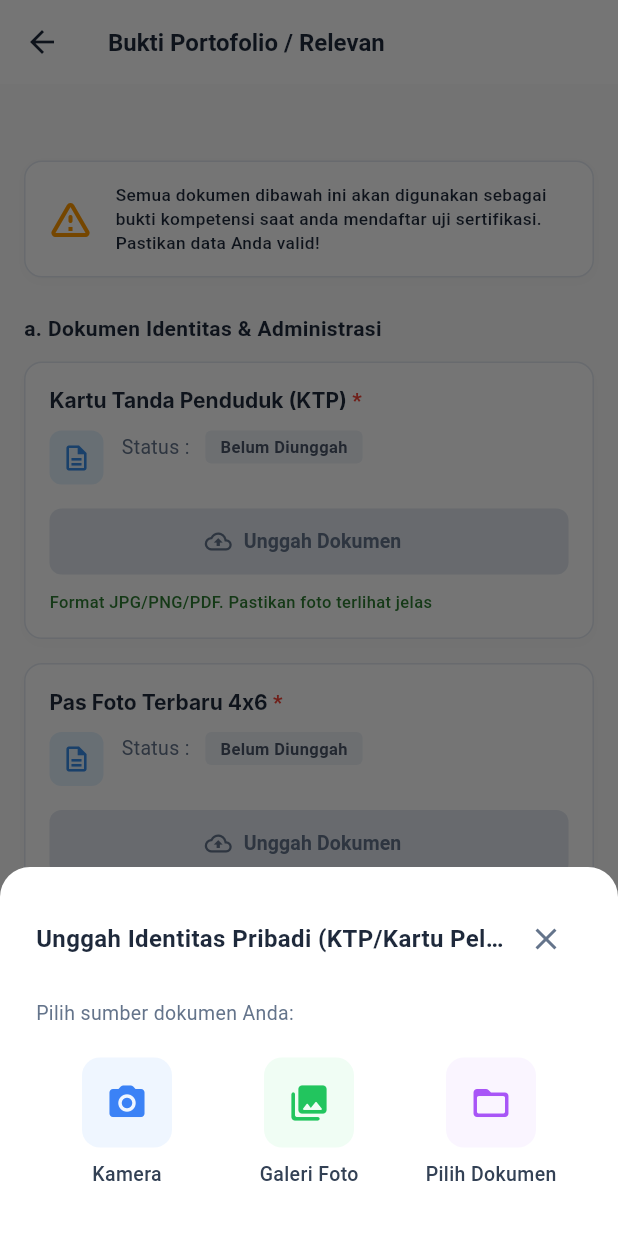
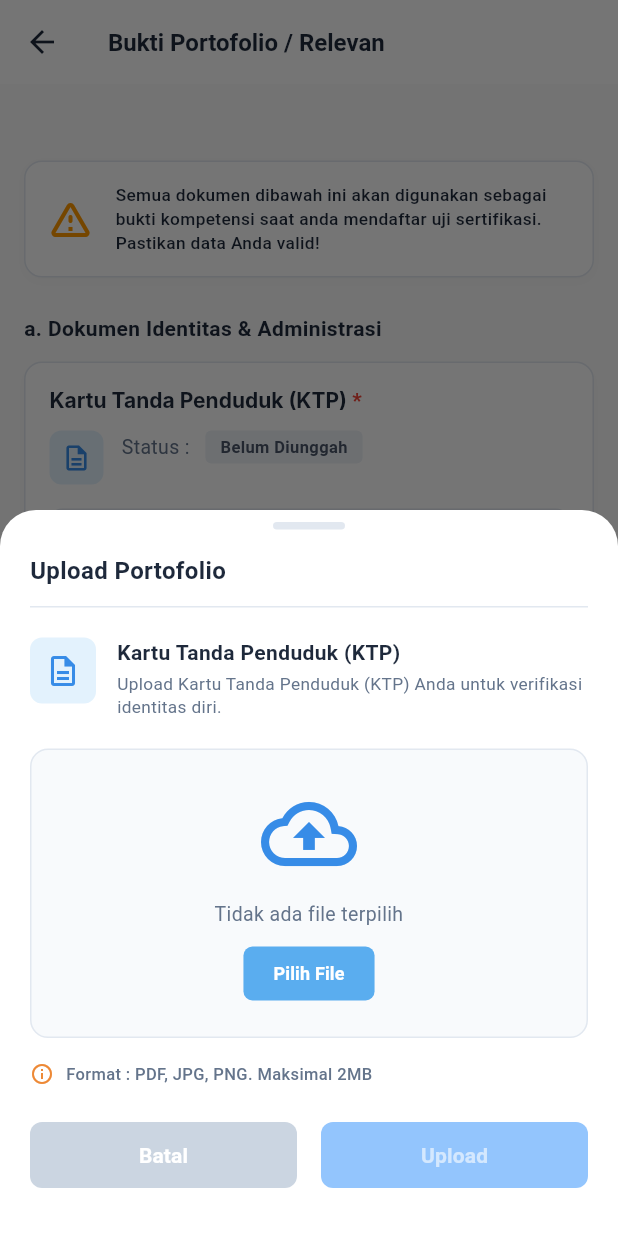
Before and after one commit to neekaru/lsp-mobile-flutter-be, a Flutter app: the BuktiPortofolioScreen screen opened directly with empty values, after a tap on "Unggah Dokumen", on a phone screen of 412 x 824 dp. Run offline on Flutter 3.47's test engine with Material 3 defaults, Android fonts, the phone set to English and light mode, and no system bars; our stand-ins replace dio, firebase_core, firebase_messaging, flutter_dotenv, flutter_lucide, flutter_secure_storage; missing offline and left inert: januscaler_flutter_ringtone_player, syncfusion_flutter_maps; accounts and stored records are empty; network calls fail.

Commit message:
feat: create BuktiPortofolioScreen for managing document uploads and verification status

```diff
--- a/lib/screens/pengajuan/bukti_portofolio_screen.dart
+++ b/lib/screens/pengajuan/bukti_portofolio_screen.dart
@@ -118,164 +118,289 @@ class _BuktiPortofolioScreenState extends State<BuktiPortofolioScreen> {
     ];
   }
 
-  void _simulateUpload(BuildContext context, String docKey) {
+  void _simulateUpload(BuildContext context, String docKey, String docLabel) {
+    String? localFileName;
+    bool isPicking = false;
+
+    // Get specific description for each item
+    String description = '';
+    if (docKey.contains('KTP') || docKey.contains('Identitas')) {
+      description = 'Upload Kartu Tanda Penduduk (KTP) Anda untuk verifikasi identitas diri.';
+    } else if (docKey.contains('Pasfoto') || docKey.contains('Foto')) {
+      description = 'Upload pas foto terbaru berwarna dengan latar belakang merah.';
+    } else if (docKey.contains('Ijazah') || docKey.contains('Ijasah')) {
+      description = 'Upload ijasah terakhir atau transkip nilai Anda untuk membuktikan riwayat pendidikan.';
+    } else if (docKey.contains('Kerja')) {
+      description = 'Upload surat keterangan kerja dari perusahaan untuk membuktikan pengalaman kerja.';
+    } else {
+      description = 'Upload sertifikat pelatihan berbasis kompetensi di bidang digital marketing.';
+    }
+
     showModalBottomSheet(
       context: context,
+      isScrollControlled: true,
       shape: const RoundedRectangleBorder(
-        borderRadius: BorderRadius.vertical(top: Radius.circular(20)),
+        borderRadius: BorderRadius.vertical(top: Radius.circular(24)),
       ),
       backgroundColor: Colors.white,
       builder: (context) {
-        return SafeArea(
-          child: Padding(
-            padding: const EdgeInsets.all(24.0),
+        return StatefulBuilder(
+          builder: (BuildContext context, StateSetter setModalState) {
+            return Padding(
+              padding: EdgeInsets.only(
+                top: 8,
+                left: 20,
+                right: 20,
+                bottom: MediaQuery.of(context).viewInsets.bottom + 20,
+              ),
               child: Column(
                 mainAxisSize: MainAxisSize.min,
                 crossAxisAlignment: CrossAxisAlignment.start,
                 children: [
-                Row(
-                  mainAxisAlignment: MainAxisAlignment.spaceBetween,
-                  children: [
-                    Expanded(
-                      child: Text(
-                        'Unggah $docKey',
-                        style: const TextStyle(
+                  // Horizontal drag handle indicator
+                  Center(
+                    child: Container(
+                      width: 48,
+                      height: 5,
+                      decoration: BoxDecoration(
+                        color: const Color(0xFFE2E8F0),
+                        borderRadius: BorderRadius.circular(10),
+                      ),
+                    ),
+                  ),
+                  const SizedBox(height: 16),
+
+                  // Title
+                  const Text(
+                    'Upload Portofolio',
+                    style: TextStyle(
                       fontSize: 16,
                       fontWeight: FontWeight.bold,
                       color: Color(0xFF1E293B),
                     ),
-                        maxLines: 1,
-                        overflow: TextOverflow.ellipsis,
+                  ),
+                  const SizedBox(height: 12),
+                  const Divider(color: Color(0xFFE2E8F0), height: 1),
+                  const SizedBox(height: 20),
+
+                  // Header Row with Document Name
+                  Row(
+                    crossAxisAlignment: CrossAxisAlignment.start,
+                    children: [
+                      Container(
+                        padding: const EdgeInsets.all(10),
+                        decoration: BoxDecoration(
+                          color: const Color(0xFFE3F2FD),
+                          borderRadius: BorderRadius.circular(8),
+                        ),
+                        child: const Icon(
+                          Icons.description_outlined,
+                          color: Color(0xFF378CE7),
+                          size: 24,
                         ),
                       ),
-                    IconButton(
-                      icon: const Icon(Icons.close, color: Color(0xFF64748B)),
-                      onPressed: () => Navigator.pop(context),
-                    ),
-                  ],
-                ),
-                const SizedBox(height: 16),
-                const Text(
-                  'Pilih sumber dokumen Anda:',
-                  style: TextStyle(
-                    fontSize: 13,
-                    color: Color(0xFF64748B),
+                      const SizedBox(width: 14),
+                      Expanded(
+                        child: Column(
+                          crossAxisAlignment: CrossAxisAlignment.start,
+                          children: [
+                            Text(
+                              docLabel,
+                              style: const TextStyle(
+                                fontSize: 14,
+                                fontWeight: FontWeight.bold,
+                                color: Color(0xFF1E293B),
                               ),
                             ),
-                const SizedBox(height: 20),
-                Row(
-                  children: [
-                    Expanded(
-                      child: InkWell(
-                        onTap: () {
-                          Navigator.pop(context);
-                          _processUpload(docKey);
-                        },
-                        child: Column(
-                          children: [
-                            Container(
-                              padding: const EdgeInsets.all(16),
-                              decoration: BoxDecoration(
-                                color: const Color(0xFFEFF6FF),
-                                borderRadius: BorderRadius.circular(12),
-                              ),
-                              child: const Icon(
-                                Icons.camera_alt_rounded,
-                                color: Color(0xFF3B82F6),
-                                size: 28,
-                              ),
-                            ),
-                            const SizedBox(height: 8),
-                            const Text(
-                              'Kamera',
-                              style: TextStyle(
-                                fontSize: 13,
-                                fontWeight: FontWeight.w500,
-                                color: Color(0xFF334155),
+                            const SizedBox(height: 4),
+                            Text(
+                              description,
+                              style: const TextStyle(
+                                fontSize: 11.5,
+                                color: Color(0xFF64748B),
+                                height: 1.3,
                               ),
                             ),
                           ],
                         ),
                       ),
+                    ],
                   ),
-                    Expanded(
-                      child: InkWell(
-                        onTap: () {
-                          Navigator.pop(context);
-                          _processUpload(docKey);
-                        },
+                  const SizedBox(height: 20),
+
+                  // File Uploader Area
+                  Container(
+                    width: double.infinity,
+                    padding: const EdgeInsets.symmetric(vertical: 24, horizontal: 16),
+                    decoration: BoxDecoration(
+                      color: const Color(0xFFF8FAFC),
+                      borderRadius: BorderRadius.circular(12),
+                      border: Border.all(color: const Color(0xFFE2E8F0)),
+                    ),
                     child: Column(
+                      mainAxisAlignment: MainAxisAlignment.center,
                       children: [
-                            Container(
-                              padding: const EdgeInsets.all(16),
-                              decoration: BoxDecoration(
-                                color: const Color(0xFFF0FDF4),
-                                borderRadius: BorderRadius.circular(12),
+                        // Upload icon
+                        const Icon(
+                          Icons.cloud_upload_outlined,
+                          color: Color(0xFF378CE7),
+                          size: 64,
                         ),
-                              child: const Icon(
-                                Icons.photo_library_rounded,
-                                color: Color(0xFF22C55E),
-                                size: 28,
-                              ),
-                            ),
-                            const SizedBox(height: 8),
-                            const Text(
-                              'Galeri Foto',
+                        const SizedBox(height: 12),
+
+                        // Text file name or status
+                        Text(
+                          localFileName ?? 'Tidak ada file terpilih',
                           style: TextStyle(
                             fontSize: 13,
-                                fontWeight: FontWeight.w500,
-                                color: Color(0xFF334155),
+                            color: localFileName != null ? const Color(0xFF1E293B) : const Color(0xFF64748B),
+                            fontWeight: localFileName != null ? FontWeight.bold : FontWeight.normal,
+                          ),
+                          textAlign: TextAlign.center,
+                        ),
+                        const SizedBox(height: 12),
+
+                        // Pilih File button
+                        SizedBox(
+                          height: 36,
+                          child: ElevatedButton(
+                            onPressed: () {
+                              setModalState(() {
+                                isPicking = true;
+                              });
+                              // Simulate file selection
+                              Future.delayed(const Duration(milliseconds: 600), () {
+                                if (!context.mounted) return;
+                                final cleanName = docKey
+                                    .replaceAll('*', '')
+                                    .replaceAll('(', '_')
+                                    .replaceAll(')', '_')
+                                    .replaceAll('/', '_')
+                                    .replaceAll(' ', '_')
+                                    .toLowerCase();
+                                final extension = docKey.contains('Pasfoto') ? 'JPG' : 'PDF';
+                                setModalState(() {
+                                  localFileName = '${cleanName}_bukti.$extension';
+                                  isPicking = false;
+                                });
+                              });
+                            },
+                            style: ElevatedButton.styleFrom(
+                              backgroundColor: const Color(0xFF5AADEF),
+                              foregroundColor: Colors.white,
+                              elevation: 0,
+                              shape: RoundedRectangleBorder(
+                                borderRadius: BorderRadius.circular(6),
+                              ),
+                              padding: const EdgeInsets.symmetric(horizontal: 20),
+                            ),
+                            child: isPicking
+                                ? const SizedBox(
+                                    width: 16,
+                                    height: 16,
+                                    child: CircularProgressIndicator(
+                                      strokeWidth: 2,
+                                      valueColor: AlwaysStoppedAnimation<Color>(Colors.white),
+                                    ),
+                                  )
+                                : const Text(
+                                    'Pilih File',
+                                    style: TextStyle(fontSize: 12, fontWeight: FontWeight.bold),
+                                  ),
                           ),
                         ),
                       ],
                     ),
                   ),
+                  const SizedBox(height: 16),
+
+                  // Format Info line
+                  Row(
+                    children: [
+                      const Icon(
+                        Icons.info_outline,
+                        color: Color(0xFFED8936),
+                        size: 16,
                       ),
+                      const SizedBox(width: 8),
                       Expanded(
-                      child: InkWell(
-                        onTap: () {
-                          Navigator.pop(context);
-                          _processUpload(docKey);
-                        },
-                        child: Column(
-                          children: [
-                            Container(
-                              padding: const EdgeInsets.all(16),
-                              decoration: BoxDecoration(
-                                color: const Color(0xFFFAF5FF),
-                                borderRadius: BorderRadius.circular(12),
-                              ),
-                              child: const Icon(
-                                Icons.folder_open_rounded,
-                                color: Color(0xFFA855F7),
-                                size: 28,
-                              ),
-                            ),
-                            const SizedBox(height: 8),
-                            const Text(
-                              'Pilih Dokumen',
+                        child: Text(
+                          'Format : PDF, JPG, PNG. Maksimal 2MB',
                           style: TextStyle(
-                                fontSize: 13,
+                            fontSize: 11,
+                            color: Color(0xFF64748B),
                             fontWeight: FontWeight.w500,
-                                color: Color(0xFF334155),
-                              ),
-                            ),
-                          ],
                           ),
                         ),
                       ),
                     ],
                   ),
-                const SizedBox(height: 8),
+                  const SizedBox(height: 24),
+
+                  // Action Buttons (Batal / Upload)
+                  Row(
+                    children: [
+                      Expanded(
+                        child: SizedBox(
+                          height: 44,
+                          child: ElevatedButton(
+                            onPressed: () => Navigator.pop(context),
+                            style: ElevatedButton.styleFrom(
+                              backgroundColor: const Color(0xFFCBD5E1),
+                              foregroundColor: Colors.white,
+                              elevation: 0,
+                              shape: RoundedRectangleBorder(
+                                borderRadius: BorderRadius.circular(8),
+                              ),
+                            ),
+                            child: const Text(
+                              'Batal',
+                              style: TextStyle(fontWeight: FontWeight.bold, fontSize: 14),
+                            ),
+                          ),
+                        ),
+                      ),
+                      const SizedBox(width: 16),
+                      Expanded(
+                        child: SizedBox(
+                          height: 44,
+                          child: ElevatedButton(
+                            onPressed: localFileName == null
+                                ? null
+                                : () {
+                                    Navigator.pop(context);
+                                    _processUpload(docKey, localFileName!);
+                                  },
+                            style: ElevatedButton.styleFrom(
+                              backgroundColor: const Color(0xFF378CE7),
+                              foregroundColor: Colors.white,
+                              disabledBackgroundColor: const Color(0xFF93C5FD),
+                              disabledForegroundColor: Colors.white.withOpacity(0.6),
+                              elevation: 0,
+                              shape: RoundedRectangleBorder(
+                                borderRadius: BorderRadius.circular(8),
+                              ),
+                            ),
+                            child: const Text(
+                              'Upload',
+                              style: TextStyle(fontWeight: FontWeight.bold, fontSize: 14),
+                            ),
+                          ),
+                        ),
+                      ),
                     ],
                   ),
+                  const SizedBox(height: 12),
+                ],
               ),
+            );
+          },
         );
       },
     );
   }
 
-  void _processUpload(String docKey) {
+  void _processUpload(String docKey, String fileName) {
     showDialog(
       context: context,
       barrierDismissible: false,
@@ -314,16 +439,6 @@ class _BuktiPortofolioScreenState extends State<BuktiPortofolioScreen> {
     Future.delayed(const Duration(milliseconds: 1200), () {
       if (!mounted) return;
       Navigator.pop(context); // Close loading dialog
-
-      final cleanName = docKey
-          .replaceAll('*', '')
-          .replaceAll('(', '_')
-          .replaceAll(')', '_')
-          .replaceAll('/', '_')
-          .replaceAll(' ', '_')
-          .toLowerCase();
-      final extension = docKey.contains('Pasfoto') ? 'JPG' : 'PDF';
-      final fileName = '${cleanName}_bukti.$extension';
 
       widget.onUploadChanged(docKey, true, fileName);
       setState(() {
@@ -660,7 +775,7 @@ class _BuktiPortofolioScreenState extends State<BuktiPortofolioScreen> {
             child: ElevatedButton.icon(
               onPressed: () => item.isLink
                   ? _showLinkBottomSheet(context, item.key)
-                  : _simulateUpload(context, item.key),
+                  : _simulateUpload(context, item.key, item.label),
               icon: Icon(
                 item.isLink
                     ? (isUnuploaded ? Icons.link_rounded : Icons.edit_rounded)
```
Lines whose indentation alone changed are shown as unchanged.
